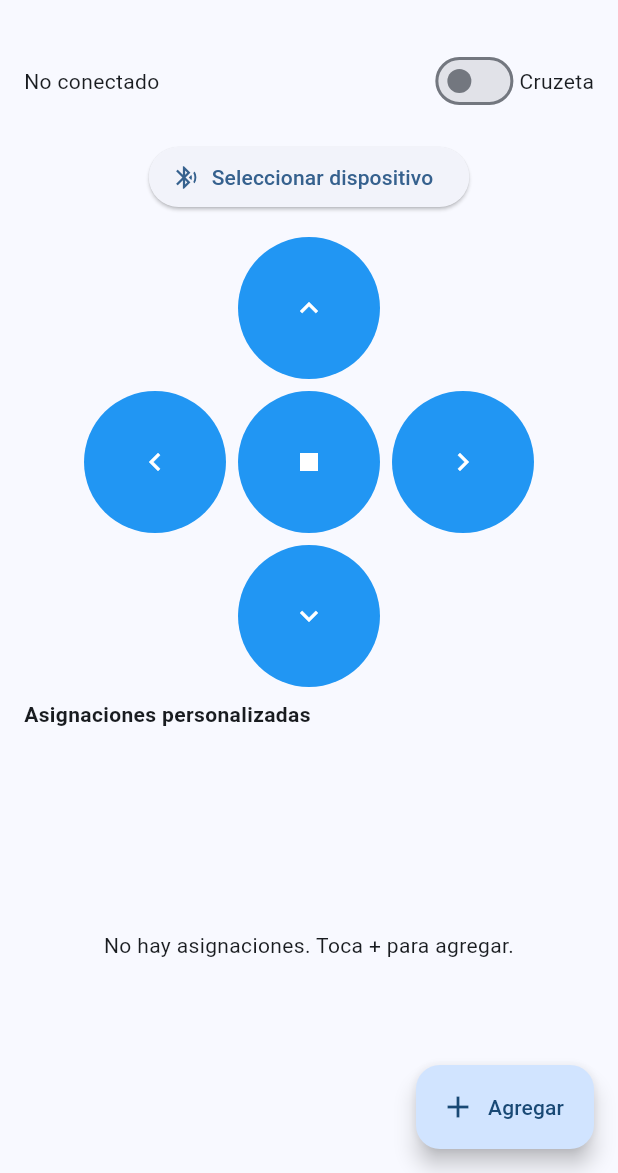
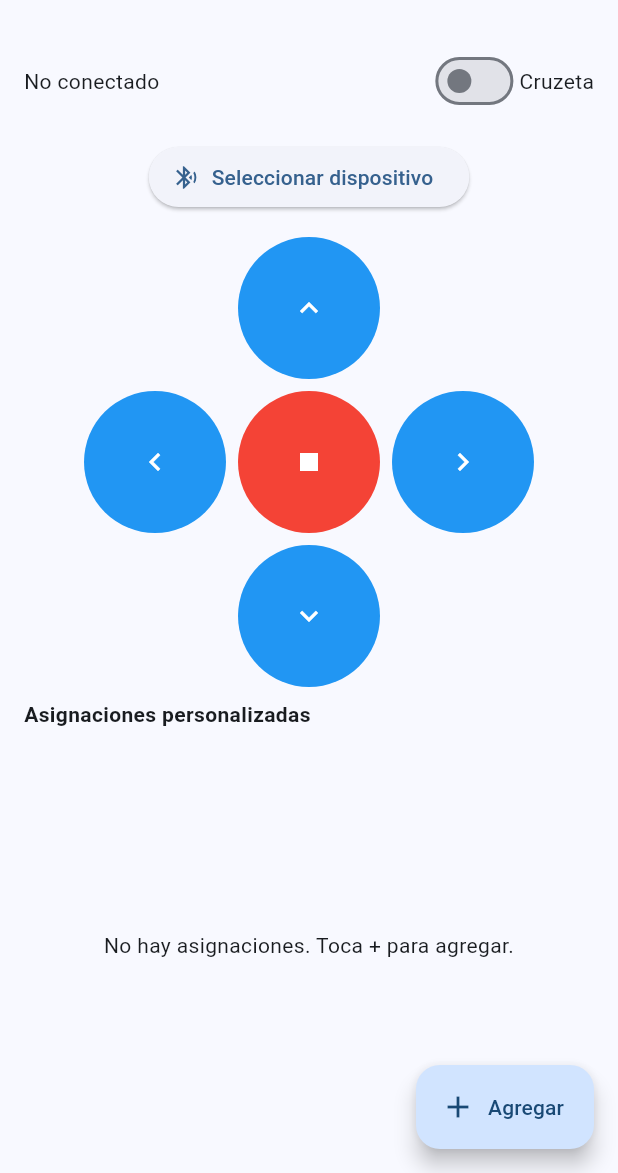
Before and after one commit to ChristianMendozaa/car_mathias, a Flutter app: the screen it shows after launch, on a phone screen of 412 x 824 dp, the part 63-1236 px from its top. Run offline on Flutter 3.47's test engine with Material 3 defaults, Android fonts, the phone set to English and light mode, and no system bars; our stand-ins replace flutter_bluetooth_serial, shared_preferences.

Commit message:
Refactor DPadWidget to use StatefulWidget and enhance command computation logic

```diff
--- a/lib/ui/widgets/dpad_widget.dart
+++ b/lib/ui/widgets/dpad_widget.dart
@@ -1,23 +1,74 @@
 import 'package:flutter/material.dart';
 
-class DPadWidget extends StatelessWidget {
+class DPadWidget extends StatefulWidget {
   final void Function(String cmd) onCommand;
 
   const DPadWidget({super.key, required this.onCommand});
 
   @override
-  Widget build(BuildContext context) {
-    const double spacing = 8;
+  State<DPadWidget> createState() => _DPadWidgetState();
+}
 
-    Widget buildButton({
+class _DPadWidgetState extends State<DPadWidget> {
+  // pointerId -> dirección ('F','B','L','R')
+  final Map<int, String> _pointerToDir = {};
+  String _lastCmd = 'S';
+
+  void _sendIfChanged(String cmd) {
+    if (_lastCmd != cmd) {
+      _lastCmd = cmd;
+      widget.onCommand(cmd);
+    }
+  }
+
+  String _computeCommand() {
+    final active = _pointerToDir.values.toSet();
+
+    final bool f = active.contains('F');
+    final bool b = active.contains('B');
+    final bool l = active.contains('L');
+    final bool r = active.contains('R');
+
+    // Diagonales
+    if (f && !b && l && !r) return 'Q'; // Adelante + Izquierda
+    if (f && !b && r && !l) return 'E'; // Adelante + Derecha
+    if (b && !f && l && !r) return 'Z'; // Atrás + Izquierda
+    if (b && !f && r && !l) return 'C'; // Atrás + Derecha
+
+    // Simples
+    if (f && !b && !l && !r) return 'F';
+    if (b && !f && !l && !r) return 'B';
+    if (l && !r && !f && !b) return 'L';
+    if (r && !l && !f && !b) return 'R';
+
+    // Si hay cosas contradictorias (F+B o L+R mezclados raro) -> Stop
+    if (active.isEmpty) return 'S';
+    return 'S';
+  }
+
+  void _updateAndSend() {
+    final cmd = _computeCommand();
+    _sendIfChanged(cmd);
+  }
+
+  Widget _buildDirButton({
     required double size,
     required IconData icon,
-      required String cmd,
+    required String dirChar,
   }) {
-      return GestureDetector(
-        onTapDown: (_) => onCommand(cmd),
-        onTapUp: (_) => onCommand('S'),
-        onTapCancel: () => onCommand('S'),
+    return Listener(
+      onPointerDown: (event) {
+        _pointerToDir[event.pointer] = dirChar;
+        _updateAndSend();
+      },
+      onPointerUp: (event) {
+        _pointerToDir.remove(event.pointer);
+        _updateAndSend();
+      },
+      onPointerCancel: (event) {
+        _pointerToDir.remove(event.pointer);
+        _updateAndSend();
+      },
       child: Container(
         width: size,
         height: size,
@@ -30,34 +81,99 @@ class DPadWidget extends StatelessWidget {
     );
   }
 
+  Widget _buildStopButton(double size) {
+    return GestureDetector(
+      onTapDown: (_) {
+        _pointerToDir.clear();
+        _sendIfChanged('S');
+      },
+      onTapUp: (_) {
+        _pointerToDir.clear();
+        _sendIfChanged('S');
+      },
+      onTapCancel: () {
+        _pointerToDir.clear();
+        _sendIfChanged('S');
+      },
+      child: Container(
+        width: size,
+        height: size,
+        decoration: const BoxDecoration(
+          color: Colors.red,
+          shape: BoxShape.circle,
+        ),
+        child: const Icon(Icons.stop, color: Colors.white),
+      ),
+    );
+  }
+
+  @override
+  Widget build(BuildContext context) {
+    const double spacing = 8;
+
     return LayoutBuilder(
       builder: (context, constraints) {
-        // We need 3 buttons vertically with 2 spacings, and 3 horizontally with 2 spacings
-        final maxW = constraints.maxWidth.isFinite ? constraints.maxWidth : 200.0;
-        final maxH = constraints.maxHeight.isFinite ? constraints.maxHeight : 200.0;
+        final maxW =
+            constraints.maxWidth.isFinite ? constraints.maxWidth : 200.0;
+        final maxH =
+            constraints.maxHeight.isFinite ? constraints.maxHeight : 200.0;
+
+        // 3 filas/columnas (arriba, centro, abajo) con 2 espacios
         final sizeByHeight = (maxH - 2 * spacing) / 3.0;
         final sizeByWidth = (maxW - 2 * spacing) / 3.0;
         double size = sizeByHeight < sizeByWidth ? sizeByHeight : sizeByWidth;
-        // Clamp to a reasonable minimum so it's still tappable
         if (size < 36) size = 36;
 
         return Column(
           mainAxisSize: MainAxisSize.min,
           children: [
-            buildButton(size: size, icon: Icons.keyboard_arrow_up, cmd: 'F'),
-            const SizedBox(height: spacing),
+            // Fila superior:    [   F   ]
             Row(
               mainAxisSize: MainAxisSize.min,
               children: [
-                buildButton(size: size, icon: Icons.keyboard_arrow_left, cmd: 'L'),
-                const SizedBox(width: spacing),
-                buildButton(size: size, icon: Icons.stop, cmd: 'S'),
-                const SizedBox(width: spacing),
-                buildButton(size: size, icon: Icons.keyboard_arrow_right, cmd: 'R'),
+                SizedBox(width: size + spacing), // espacio a la izquierda
+                _buildDirButton(
+                  size: size,
+                  icon: Icons.keyboard_arrow_up,
+                  dirChar: 'F',
+                ),
+                SizedBox(width: size + spacing), // espacio a la derecha
               ],
             ),
             const SizedBox(height: spacing),
-            buildButton(size: size, icon: Icons.keyboard_arrow_down, cmd: 'B'),
+            // Fila central:  [ L ] [ S ] [ R ]
+            Row(
+              mainAxisSize: MainAxisSize.min,
+              children: [
+                _buildDirButton(
+                  size: size,
+                  icon: Icons.keyboard_arrow_left,
+                  dirChar: 'L',
+                ),
+                const SizedBox(width: spacing),
+                _buildStopButton(size),
+                const SizedBox(width: spacing),
+                _buildDirButton(
+                  size: size,
+                  icon: Icons.keyboard_arrow_right,
+                  dirChar: 'R',
+                ),
+              ],
+            ),
+            const SizedBox(height: spacing),
+            // Fila inferior:    [   B   ]
+            Row(
+              mainAxisSize: MainAxisSize.min,
+              children: [
+                SizedBox(width: size + spacing),
+                _buildDirButton(
+                  size: size,
+                  icon: Icons.keyboard_arrow_down,
+                  dirChar: 'B',
+                ),
+                SizedBox(width: size + spacing),
+              ],
+            ),
           ],
         );
       },
```
Also changed, not shown: lib/ui/widgets/joystick_widget.dart (+30 -5 lines). Lines whose indentation alone changed are shown as unchanged.
